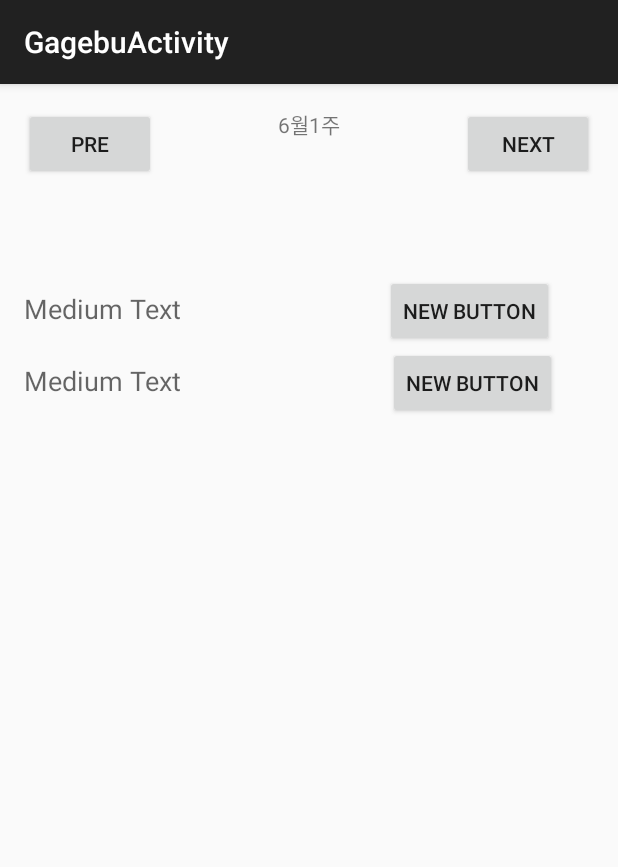
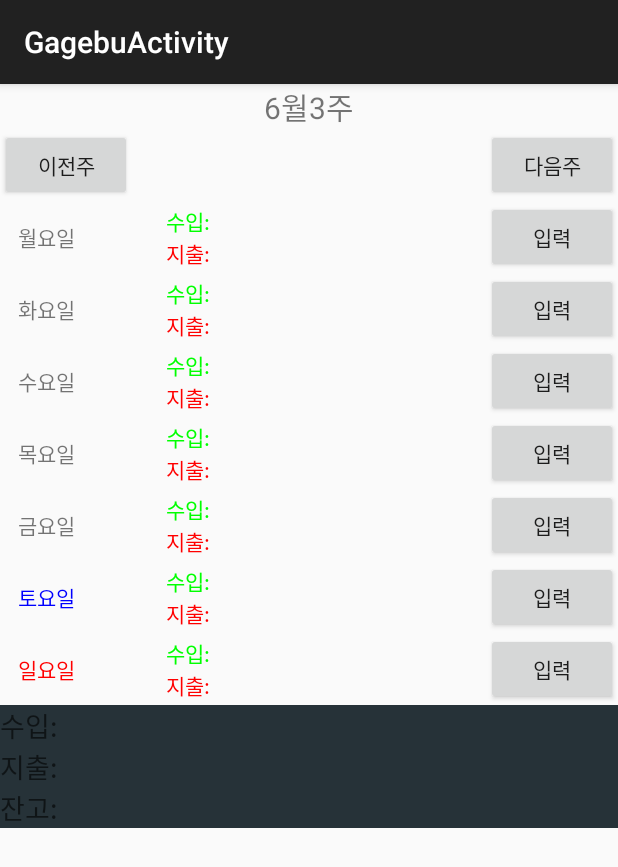
Before and after one commit to JaesungMoon/myapplication, an Android app: the GagebuActivity screen opened directly, with no data from a screen before it, on a phone screen of 412 x 824 dp. Shown: the top 867 px of the screen. Run offline under Robolectric (Android 15) with nearby library versions, the phone set to English and light mode, and no system bars.

Commit message:
아이디와 인덱스 예제

```diff
--- a/MyApplication/app/src/main/java/com/example/jaesungmoon/myapplication/GagebuActivity.java
+++ b/MyApplication/app/src/main/java/com/example/jaesungmoon/myapplication/GagebuActivity.java
@@ -2,11 +2,14 @@ package com.example.jaesungmoon.myapplication;
 
 import android.app.AlertDialog;
 import android.content.DialogInterface;
+import android.graphics.Color;
 import android.os.Bundle;
 import android.support.v7.app.ActionBarActivity;
+import android.text.InputType;
 import android.view.View;
 import android.widget.Button;
 import android.widget.EditText;
+import android.widget.LinearLayout;
 import android.widget.TextView;
 
 
@@ -15,37 +18,49 @@ public class GagebuActivity extends ActionBarActivity implements View.OnClickLis
     TextView textViewWeek;
     int week = 1;
     EditText edt;
-    int currentViewId;
+    int currentWeekIndex;
+    LinearLayout layout1,layout2,layout3,layout4,layout5,layout6,layout7;
+    LinearLayout layoutList[] = {layout1,layout2,layout3,layout4,layout5,layout6,layout7};
+    TextView textViewTotalUse;
+    int totalUse;
     @Override
     protected void onCreate(Bundle savedInstanceState) {
         super.onCreate(savedInstanceState);
         setContentView(R.layout.activity_gagebu);
-        Button buttonChangeWeekPre = (Button)findViewById(R.id.buttonChangeWeekPre);
-        Button buttonChangeWeekNext = (Button)findViewById(R.id.buttonChangeWeekNext);
+        Button buttonChangeWeekPre = (Button)findViewById(R.id.buttonPre);
+        Button buttonChangeWeekNext = (Button)findViewById(R.id.buttonNext);
         buttonChangeWeekPre.setOnClickListener(this);
         buttonChangeWeekNext.setOnClickListener(this);
-        textViewWeek = (TextView)findViewById(R.id.textViewWeek);
+        textViewWeek = (TextView)findViewById(R.id.textViewTitle);
+        textViewTotalUse = (TextView)findViewById(R.id.textViewTotalUse);
+        for (int i = 0 ; i < layoutList.length ; ++i){
+            layoutList[i] = (LinearLayout)findViewById(R.id.layoutWeek1+i);
 
+            TextView txt = (TextView)layoutList[i].findViewById(R.id.textViewWeekName);
+            Button btn = (Button)layoutList[i].findViewById(R.id.buttonInput);
+            btn.setOnClickListener(weekClickListener);
 
-        Button btnWeek01 = (Button)findViewById(R.id.buttonWeek01);
-        Button btnWeek02 = (Button)findViewById(R.id.buttonWeek02);
+            txt.setText(R.string.week_name_1 + i);
 
-        btnWeek01.setOnClickListener(weekClickListener);
-        btnWeek02.setOnClickListener(weekClickListener);
+            if(i == 5){//토요일
+                txt.setTextColor(Color.BLUE);
+            }else if(i == 6 ){//일요일
+                txt.setTextColor(Color.RED);
+            }
+        }
 
     }
 
     @Override
     public void onClick(View v) {
         switch (v.getId()){
-            case R.id.buttonChangeWeekPre:
+            case R.id.buttonPre:
                 week--;
                 break;
-            case R.id.buttonChangeWeekNext:
+            case R.id.buttonNext:
                 week++;
                 break;
-            case R.id.buttonWeek01:
-                break;
+
         }
         textViewWeek.setText("6월" + week + "주");
 
@@ -55,18 +70,17 @@ public class GagebuActivity extends ActionBarActivity implements View.OnClickLis
 
         @Override
         public void onClick(View v) {
-            switch (v.getId()){
-                case R.id.buttonWeek01:
-                    currentViewId = R.id.textViewWeek1;
-                    break;
-                case R.id.buttonWeek02:
-                    currentViewId = R.id.textViewWeek2;
-                    break;
-            }
+            LinearLayout ll = (LinearLayout)v.getParent();
+
+            currentWeekIndex = ll.getId() - R.id.layoutWeek1;
+
+            String weekName = getString(R.string.week_name_1 + currentWeekIndex);
+
             AlertDialog.Builder alertDialogBuilder = new AlertDialog.Builder(GagebuActivity.this);
-            alertDialogBuilder.setTitle("Title");
-            alertDialogBuilder.setMessage("memo를 입력하세요");
+            alertDialogBuilder.setTitle(weekName);
+            alertDialogBuilder.setMessage(weekName + "의 지출를 입력하세요");
             edt = new EditText(GagebuActivity.this);
+            edt.setInputType(InputType.TYPE_CLASS_NUMBER);
             alertDialogBuilder.setView(edt);
             alertDialogBuilder.setNegativeButton("Cancel",alertClickListener);
             alertDialogBuilder.setPositiveButton("저장",alertClickListener);
@@ -83,8 +97,11 @@ public class GagebuActivity extends ActionBarActivity implements View.OnClickLis
                     break;
                 case DialogInterface.BUTTON_POSITIVE:
                     String text =  edt.getText().toString();
-                    TextView tv = (TextView)findViewById(currentViewId);
-                    tv.setText(text);
+                    TextView tv = (TextView)layoutList[currentWeekIndex].findViewById(R.id.textViewWeekMemoUse);
+                    tv.setText("지출 : " + text + " 원");
+
+                    totalUse += Integer.parseInt(text);
+                    textViewTotalUse.setText("총지출 : " + totalUse);
                     break;
             }
         }
--- a/MyApplication/app/src/main/res/layout/activity_gagebu.xml
+++ b/MyApplication/app/src/main/res/layout/activity_gagebu.xml
@@ -1,85 +1,87 @@
-<RelativeLayout xmlns:android="http://schemas.android.com/apk/res/android"
-    xmlns:tools="http://schemas.android.com/tools" android:layout_width="match_parent"
-    android:layout_height="match_parent" android:paddingLeft="@dimen/activity_horizontal_margin"
-    android:paddingRight="@dimen/activity_horizontal_margin"
-    android:paddingTop="@dimen/activity_vertical_margin"
-    android:paddingBottom="@dimen/activity_vertical_margin"
-    tools:context="com.example.jaesungmoon.myapplication.GagebuActivity">
+<LinearLayout xmlns:android="http://schemas.android.com/apk/res/android"
+    android:layout_width="match_parent"
+    android:orientation="vertical"
+    android:layout_height="match_parent">
 
-    <TextView android:text="6월1주" android:layout_width="wrap_content"
-        android:layout_height="wrap_content"
-        android:id="@+id/textViewWeek"
-        android:layout_alignParentTop="true"
-        android:layout_centerHorizontal="true" />
-
-    <Button
-        android:layout_width="wrap_content"
-        android:layout_height="wrap_content"
-        android:text="pre"
-        android:id="@+id/buttonChangeWeekPre" />
-    <Button
-        android:layout_width="wrap_content"
-        android:layout_height="wrap_content"
-        android:text="Next"
-        android:id="@+id/buttonChangeWeekNext"
-        android:layout_alignParentTop="true"
-        android:layout_alignParentRight="true"
-        android:layout_alignParentEnd="true" />
-
-    <LinearLayout
-        android:orientation="vertical"
-        android:layout_width="fill_parent"
-        android:layout_height="fill_parent"
-        android:layout_below="@+id/textViewWeek"
-        android:layout_alignParentLeft="true"
-        android:layout_alignParentStart="true"
-        android:layout_marginTop="90dp"
-        android:id="@+id/linearLayout">
 
     <LinearLayout
         android:orientation="horizontal"
         android:layout_width="match_parent"
-            android:layout_height="wrap_content"
-            android:weightSum="1">
-
+        android:gravity="center"
+        android:layout_height="wrap_content">
         <TextView
             android:layout_width="wrap_content"
             android:layout_height="wrap_content"
-                android:textAppearance="?android:attr/textAppearanceMedium"
-                android:text="Medium Text"
-                android:id="@+id/textViewWeek1"
-                android:layout_weight="0.84" />
-
-            <Button
-                android:layout_width="wrap_content"
-                android:layout_height="wrap_content"
-                android:text="New Button"
-                android:id="@+id/buttonWeek01" />
+            android:text="6월3주"
+            android:textSize="20sp"
+            android:id="@+id/textViewTitle" />
      </LinearLayout>
 
     <LinearLayout
         android:orientation="horizontal"
         android:layout_width="match_parent"
         android:layout_height="wrap_content"
-            android:layout_gravity="center_horizontal"
-            android:weightSum="1">
+        android:layout_gravity="center_horizontal">
 
+        <Button
+            android:layout_width="wrap_content"
+            android:layout_height="wrap_content"
+            android:text="이전주"
+            android:id="@+id/buttonPre" />
+
+        <Space
+            android:layout_weight="1"
+            android:layout_width="wrap_content"
+            android:layout_height="match_parent" />
+
+        <Button
+            android:layout_width="wrap_content"
+            android:layout_height="wrap_content"
+            android:text="다음주"
+            android:id="@+id/buttonNext" />
+    </LinearLayout>
+    <LinearLayout
+        android:orientation="vertical"
+        android:layout_width="match_parent"
+        android:layout_height="wrap_content"
+        android:layout_gravity="center_horizontal">
+
+        <include layout="@layout/week_item" android:id="@+id/layoutWeek1"/>
+        <include layout="@layout/week_item" android:id="@+id/layoutWeek2"/>
+        <include layout="@layout/week_item" android:id="@+id/layoutWeek3" />
+        <include layout="@layout/week_item" android:id="@+id/layoutWeek4"/>
+        <include layout="@layout/week_item" android:id="@+id/layoutWeek5"/>
+        <include layout="@layout/week_item" android:id="@+id/layoutWeek6"/>
+        <include layout="@layout/week_item" android:id="@+id/layoutWeek7"/>
+
+    </LinearLayout>
+
+    <LinearLayout
+        android:orientation="vertical"
+        android:layout_width="match_parent"
+        android:background="@color/material_blue_grey_900"
+        android:layout_height="wrap_content">
         <TextView
             android:layout_width="wrap_content"
             android:layout_height="wrap_content"
             android:textAppearance="?android:attr/textAppearanceMedium"
-                android:text="Medium Text"
-                android:id="@+id/textViewWeek2"
-                android:layout_weight="0.85" />
-
-            <Button
+            android:text="수입:"
+            android:id="@+id/textViewTotalGain" />
+        <TextView
             android:layout_width="wrap_content"
             android:layout_height="wrap_content"
-                android:text="New Button"
-                android:id="@+id/buttonWeek02" />
-        </LinearLayout>
-
+            android:textAppearance="?android:attr/textAppearanceMedium"
+            android:text="지출:"
+            android:id="@+id/textViewTotalUse" />
+        <TextView
+            android:layout_width="wrap_content"
+            android:layout_height="wrap_content"
+            android:textAppearance="?android:attr/textAppearanceMedium"
+            android:text="잔고:"
+            android:id="@+id/textViewTotalSum" />
      </LinearLayout>
 
 
-</RelativeLayout>
+
+
+</LinearLayout>
--- /dev/null
+++ b/MyApplication/app/src/main/res/layout/week_item.xml
@@ -0,0 +1,43 @@
+<?xml version="1.0" encoding="utf-8"?>
+<LinearLayout xmlns:android="http://schemas.android.com/apk/res/android"
+    android:orientation="horizontal"
+    android:layout_width="match_parent"
+    android:layout_height="wrap_content">
+
+    <TextView
+        android:layout_width="wrap_content"
+        android:layout_height="wrap_content"
+        android:textAppearance="?android:attr/textAppearanceSmall"
+        android:text="월요일"
+        android:layout_marginLeft="12dp"
+        android:layout_weight="1"
+        android:id="@+id/textViewWeekName" />
+
+    <LinearLayout
+        android:orientation="vertical"
+        android:layout_weight="3"
+        android:layout_gravity="center_vertical"
+        android:layout_width="wrap_content"
+        android:layout_height="wrap_content">
+        <TextView
+            android:layout_width="wrap_content"
+            android:layout_height="wrap_content"
+            android:textAppearance="?android:attr/textAppearanceSmall"
+            android:text="수입:"
+            android:textColor="#00ff00"
+            android:id="@+id/textViewWeekMemoGain" />
+        <TextView
+            android:layout_width="wrap_content"
+            android:layout_height="wrap_content"
+            android:textAppearance="?android:attr/textAppearanceSmall"
+            android:text="지출:"
+            android:textColor="#f00"
+            android:id="@+id/textViewWeekMemoUse" />
+        </LinearLayout>
+
+    <Button
+        android:layout_width="wrap_content"
+        android:layout_height="wrap_content"
+        android:text="입력"
+        android:id="@+id/buttonInput" />
+</LinearLayout>
--- a/MyApplication/app/src/main/res/values/strings.xml
+++ b/MyApplication/app/src/main/res/values/strings.xml
@@ -4,4 +4,14 @@
     <string name="hello_world">Hello world!</string>
     <string name="action_settings">Settings</string>
     <string name="title_activity_gagebu">GagebuActivity</string>
+
+
+    <string name="week_name_1">월요일</string>
+    <string name="week_name_2">화요일</string>
+    <string name="week_name_3">수요일</string>
+    <string name="week_name_4">목요일</string>
+    <string name="week_name_5">금요일</string>
+    <string name="week_name_6">토요일</string>
+    <string name="week_name_7">일요일</string>
+
 </resources>
```
Lines whose indentation alone changed are shown as unchanged.
